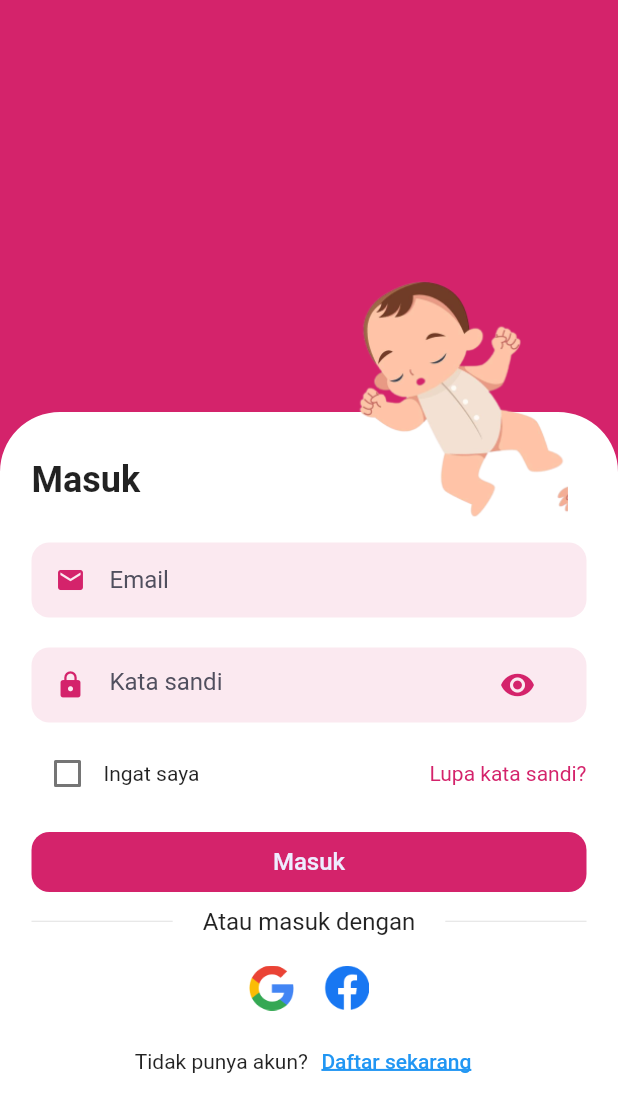
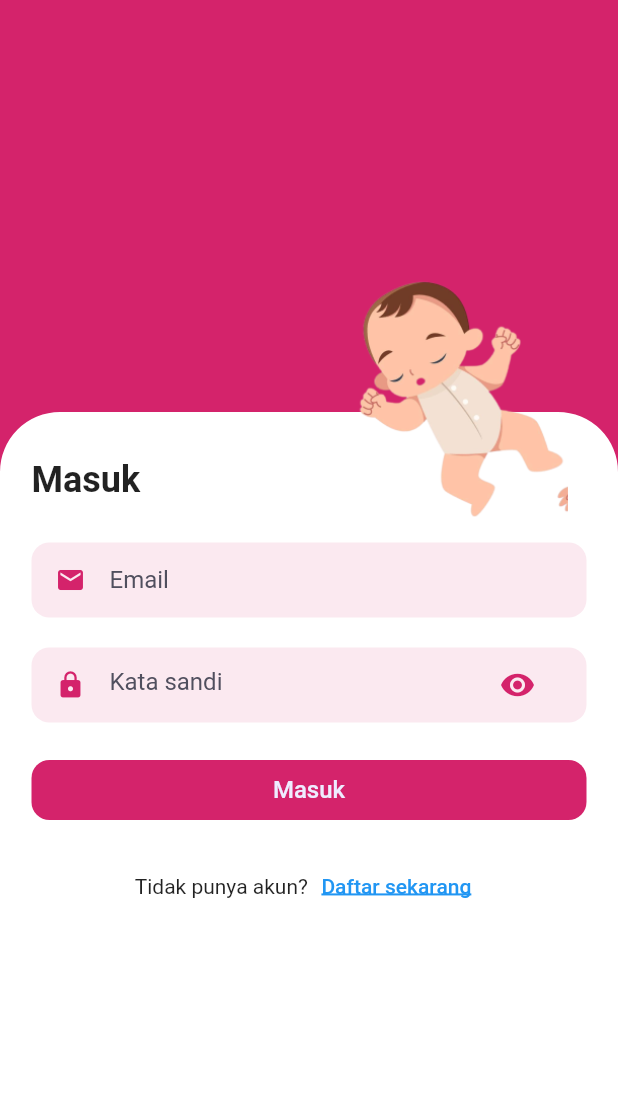
Before and after one commit to yaminmuhammad/pedikia-apps, a Flutter app: the screen it shows after launch, on a phone screen of 412 x 824 dp. Shown: the top 1112 px of the screen. Run offline on Flutter 3.47's test engine with Material 2 defaults, Android fonts, the phone set to English and light mode, and no system bars; our stand-ins replace cached_network_image, carousel_slider, flutter_datetime_picker, google_fonts, lottie, shared_preferences and 1 more; accounts and stored records are empty; network calls fail.

Commit message:
fix something

```diff
--- a/lib/models/order_item_model.dart
+++ b/lib/models/order_item_model.dart
@@ -1,6 +1,4 @@
-import 'package:pedikia/models/order_model.dart';
 import 'package:pedikia/models/service_model.dart';
-import 'package:pedikia/models/user_model.dart';
 
 class OrderItemModel {
   int id;
--- a/lib/pages/cart_page.dart
+++ b/lib/pages/cart_page.dart
@@ -138,7 +138,7 @@ class CartPage extends StatelessWidget {
                   mainAxisAlignment: MainAxisAlignment.spaceBetween,
                   children: [
                     Text(
-                      'Lanjutkan Pembayaran',
+                      'Lanjutkan Pemesanan',
                       style: primaryTextStyle.copyWith(
                         fontSize: 16,
                         color: whiteColor,
--- a/lib/pages/checkout_success_page.dart
+++ b/lib/pages/checkout_success_page.dart
@@ -65,7 +65,7 @@ class CheckoutSuccessPage extends StatelessWidget {
                   ),
                 ),
                 child: Text(
-                  'Kembali ke Home',
+                  'Kembali ke Cart',
                   style: primaryTextStyle.copyWith(
                     fontSize: 16,
                     color: whiteColor,
--- a/lib/pages/edit_profile_page.dart
+++ b/lib/pages/edit_profile_page.dart
@@ -34,7 +34,7 @@ class EditProfilePage extends StatelessWidget {
           SnackBar(
             backgroundColor: Colors.green,
             content: const Text(
-              'Berhasil Update Profile!',
+              'Profile Berhasil Diperbarui',
               textAlign: TextAlign.center,
             ),
           ),
--- a/lib/pages/home/construction_page.dart
+++ b/lib/pages/home/construction_page.dart
@@ -1,6 +1,5 @@
 import 'package:flutter/material.dart';
 import 'package:lottie/lottie.dart';
-import 'package:pedikia/pages/home/home_page.dart';
 import 'package:pedikia/theme.dart';
 
 class ConstructionsPage extends StatelessWidget {
--- a/lib/pages/home/history_page.dart
+++ b/lib/pages/home/history_page.dart
@@ -79,7 +79,7 @@ class _HistoryPageState extends State<HistoryPage> {
       );
     }
 
-    Widget emptyWishlist() {
+    Widget emptyHistory() {
       return Expanded(
         child: Container(
           width: double.infinity,
@@ -119,7 +119,7 @@ class _HistoryPageState extends State<HistoryPage> {
         children: [
           header(),
           // content(),
-          orderProvider.orders.length == 0 ? emptyWishlist() : content(),
+          orderProvider.orders.length == 0 ? emptyHistory() : content(),
         ],
       ),
     );
--- a/lib/pages/sign_in_page.dart
+++ b/lib/pages/sign_in_page.dart
@@ -230,78 +230,9 @@ class _SignInPageState extends State<SignInPage> {
                           SizedBox(
                             height: 10,
                           ),
-                          Row(
-                            mainAxisAlignment: MainAxisAlignment.spaceBetween,
-                            children: [
-                              Row(
-                                children: [
-                                  Row(
-                                    children: [
-                                      Checkbox(
-                                        checkColor: Colors.white,
-                                        activeColor: primaryColor,
-                                        value: isChecked,
-                                        onChanged: (bool value) {
-                                          setState(() {
-                                            isChecked = value;
-                                          });
-                                        },
-                                      ),
-                                      Text("Ingat saya"),
-                                    ],
-                                  ),
-                                ],
-                              ),
-                              Text(
-                                "Lupa kata sandi?",
-                                style: TextStyle(
-                                  color: primaryColor,
-                                ),
-                              ),
-                            ],
-                          ),
                           isLoading ? LoadingButton() : SignInButton(),
                           SizedBox(
                             height: 10,
-                          ),
-                          Row(
-                            children: <Widget>[
-                              Expanded(
-                                child: Container(
-                                  margin: const EdgeInsets.only(right: 20.0),
-                                  child: Divider(),
-                                ),
-                              ),
-                              Text(
-                                "Atau masuk dengan",
-                                style: TextStyle(fontSize: 16),
-                              ),
-                              Expanded(
-                                child: Container(
-                                  margin: const EdgeInsets.only(left: 20.0),
-                                  child: Divider(),
-                                ),
-                              ),
-                            ],
-                          ),
-                          SizedBox(
-                            height: 20,
-                          ),
-                          Row(
-                            mainAxisAlignment: MainAxisAlignment.center,
-                            children: [
-                              Image.asset(
-                                "assets/google.png",
-                                width: 30,
-                              ),
-                              SizedBox(
-                                width: 20,
-                              ),
-                              Image.asset(
-                                "assets/facebook.png",
-                                width: 30,
-                              ),
-                            ],
                           ),
                           SizedBox(
                             height: 10,
--- a/lib/widget/order_card.dart
+++ b/lib/widget/order_card.dart
@@ -171,7 +171,7 @@ class OrderCard extends StatelessWidget {
 Color _getStatusColor(String status) {
   switch (status) {
     case "PENDING":
-      return Color.fromARGB(255, 219, 219, 4);
+      return Color.fromARGB(255, 8, 141, 202);
     case "SUCCESS":
       return Color.fromARGB(255, 36, 180, 41);
     case "CANCELLED":
```
Also changed, not shown: lib/models/order_model.dart (+2 -16 lines), lib/pages/checkout_page.dart (+22 -1 lines), lib/pages/home/profile_page.dart (+2 -18 lines), lib/pages/sign_up_page.dart (+4 -35 lines).
